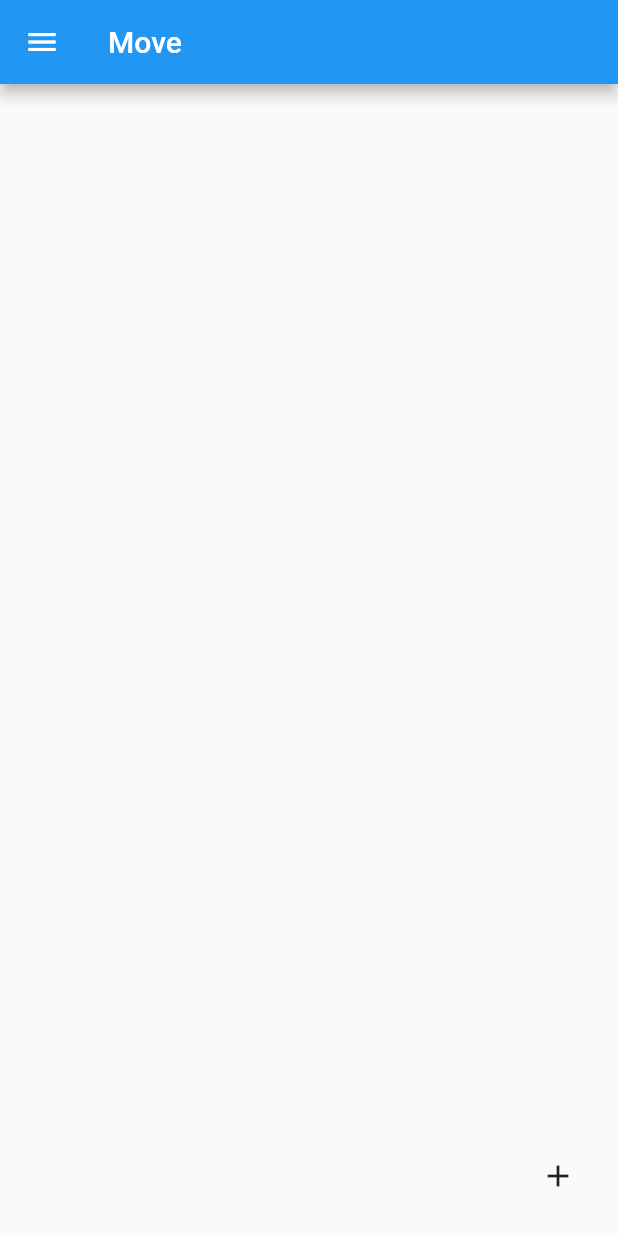
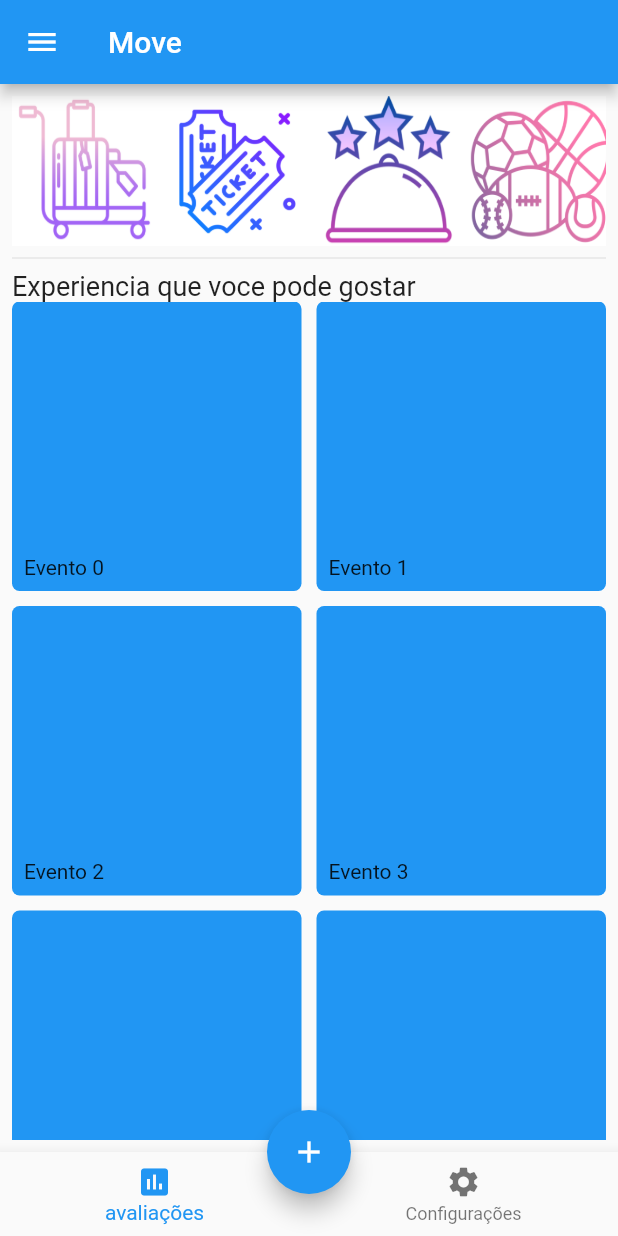
Before and after one commit to AndreRibeiroRodrigues/Move_App, a Flutter app: the screen it shows after launch, on a phone screen of 412 x 824 dp. Run offline on Flutter 3.47's test engine with Material 2 defaults, Android fonts, the phone set to English and light mode, and no system bars.

Commit message:
pagina de cadastro e homepage (Estrutura pronta)

```diff
--- a/lib/home/home_page.dart
+++ /dev/null
@@ -1,47 +0,0 @@
-import 'package:flutter/material.dart';
-
-class HomePage extends StatelessWidget {
-  const HomePage({Key? key}) : super(key: key);
-
-  @override
-  Widget build(BuildContext context) {
-    return Scaffold(
-      appBar: AppBar(
-        title: const Text('Move'),
-      ),
-      drawer: Drawer(
-        child: ListView(
-          children: [
-            DrawerHeader(
-              child: Column(
-                children: const [
-                  CircleAvatar(
-                    child: Icon(Icons.person),
-                  ),
-                  Text('Andre Ribero')
-                ],
-              ),
-            ),
-            ListTile(
-              title: const Text('Pagina de Login'),
-              onTap: () {
-                Navigator.of(context).popAndPushNamed('/Login');
-              },
-            ),
-            ListTile(
-              title: const Text('Pagina de Cadastro'),
-              onTap: () {
-                Navigator.of(context).popAndPushNamed('/Cadastro');
-              },
-            )
-          ],
-        ),
-      ),
-      body: Container(),
-      floatingActionButton: IconButton(
-        onPressed: () => Navigator.of(context).pushNamed('/cadastroevento'),
-        icon: Icon(Icons.add),
-      ),
-    );
-  }
-}
--- /dev/null
+++ b/lib/pages/home_page.dart
@@ -0,0 +1,150 @@
+import 'package:flutter/material.dart';
+
+class HomePage extends StatelessWidget {
+  const HomePage({Key? key}) : super(key: key);
+
+  @override
+  Widget build(BuildContext context) {
+    return Scaffold(
+      appBar: AppBar(
+        title: const Text('Move'),
+      ),
+      drawer: Drawer(
+        child: ListView(
+          children: [
+            DrawerHeader(
+              child: Column(
+                children: const [
+                  CircleAvatar(
+                    child: Icon(Icons.person),
+                  ),
+                  Text('Andre Ribero')
+                ],
+              ),
+            ),
+            ListTile(
+              title: const Text('Pagina de Login'),
+              onTap: () {
+                Navigator.of(context).popAndPushNamed('/Login');
+              },
+            ),
+            ListTile(
+              title: const Text('Pagina de Cadastro'),
+              onTap: () {
+                Navigator.of(context).popAndPushNamed('/Cadastro');
+              },
+            )
+          ],
+        ),
+      ),
+      body:
+      Padding(
+        padding: const EdgeInsets.all(8),
+        child:
+        Column(
+          crossAxisAlignment: CrossAxisAlignment.start,
+          children: [
+            SingleChildScrollView(
+              scrollDirection: Axis.horizontal,
+              child: Row(
+                children: [
+                  Container(
+                    height: 100,
+                    width: 100,
+                    color: Colors.red,
+                    child: Image.asset(
+                      'assets/img/viagens.png',
+                      fit: BoxFit.fill,
+                    ),
+                  ),
+                  Container(
+                    height: 100,
+                    width: 100,
+                    color: Colors.red,
+                    child: Image.asset(
+                      'assets/img/Show.png',
+                      fit: BoxFit.fill,
+                    ),
+                  ),
+                  Container(
+                    height: 100,
+                    width: 100,
+                    color: Colors.red,
+                    child: Image.asset(
+                      'assets/img/Restaurantes.png',
+                      fit: BoxFit.fill,
+                    ),
+                  ),
+                  Container(
+                    height: 100,
+                    width: 100,
+                    color: Colors.red,
+                    child: Image.asset(
+                      'assets/img/Esportes.png',
+                      fit: BoxFit.fill,
+                    ),
+                  ),
+                ],
+              ),
+            ),
+            const Divider(),
+            const Text(
+              'Experiencia que voce pode gostar',
+              style: TextStyle(
+                fontSize: 18,
+                fontStyle: FontStyle.normal,
+              ),
+            ),
+            Expanded(
+              child: GridView.count(
+                crossAxisCount: 2,
+                crossAxisSpacing: 10,
+                mainAxisSpacing: 10,
+                // shrinkWrap: true,
+                // physics: NeverScrollableScrollPhysics(),
+                children: List.generate(7, (index) {
+                  return Container(
+                    decoration: BoxDecoration(
+                      color: Colors.blue,
+                      borderRadius: BorderRadius.circular(5),
+                    ),
+                    child: Stack(
+                      children: [
+                        Padding(
+                          padding: const EdgeInsets.all(8.0),
+                          child: Column(
+                            mainAxisAlignment: MainAxisAlignment.end,
+                            children: [
+                              Text('Evento $index')
+                            ],
+                          ),
+                        )
+                      ],
+                    ),
+                  );
+                }),
+              ),
+            ),
+          ],
+        ),
+      ),
+      bottomNavigationBar: BottomNavigationBar(
+        items: const <BottomNavigationBarItem>[
+          BottomNavigationBarItem(
+              icon: Icon(Icons.assessment),
+              label: 'avaliações',
+              backgroundColor: Colors.blueGrey),
+          BottomNavigationBarItem(
+              icon: Icon(Icons.settings),
+              label: 'Configurações',
+              backgroundColor: Colors.blueGrey),
+        ],
+      ),
+      floatingActionButton: FloatingActionButton(
+        onPressed: () => Navigator.pushNamed(context, '/cadastroevento'),
+        child: Icon(Icons.add),
+      ),
+      floatingActionButtonLocation: FloatingActionButtonLocation.centerDocked,
+    );
+  }
+}
--- a/pubspec.yaml
+++ b/pubspec.yaml
@@ -18,3 +18,5 @@ dev_dependencies:
 
 flutter:
   uses-material-design: true
+  assets:
+    - assets/img/
```
Also changed, not shown: lib/cadastro_evento/cadastro_evento_page.dart (deleted, +0 -100 lines), lib/move_main_app.dart (+6 -5 lines), lib/pages/cadastro_evento_page.dart (added, +203 -0 lines), lib/pages/home_page copy.dart (added, +95 -0 lines), assets/img/Esportes.png (added), assets/img/Restaurantes.png (added), assets/img/Show.png (added), assets/img/viagens.png (added), lib/pages/Cadastro_page.dart (renamed from lib/login_cadastro/Cadastro_page.dart), lib/pages/login_Page.dart (renamed from lib/login_cadastro/login_Page.dart).
